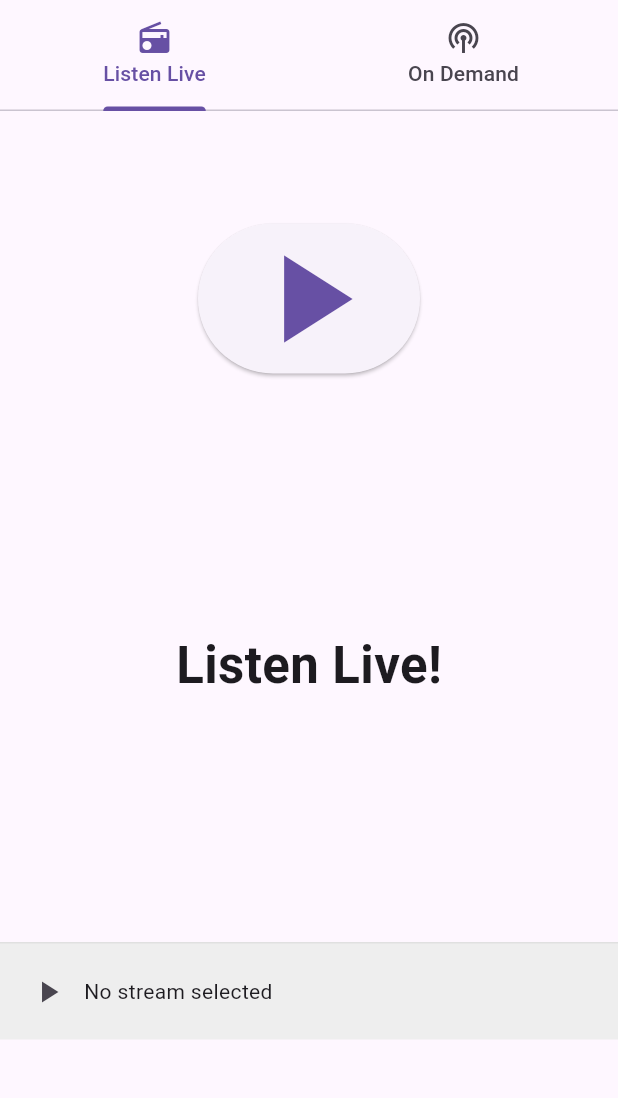
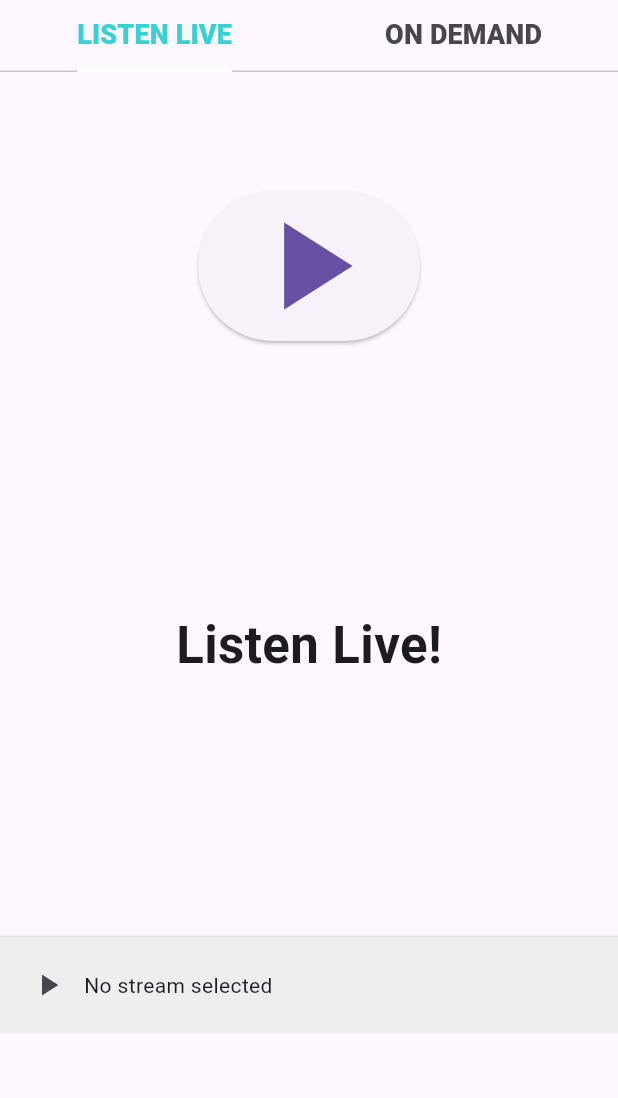
Before and after one commit to CivicTechWR/MidTownRadioApp, a Flutter app: the screen it shows after launch, on a phone screen of 412 x 824 dp, the part 84-1182 px from its top. Run offline on Flutter 3.47's test engine with Material 3 defaults, Android fonts, the light colour scheme and no system bars; our stand-ins replace just_audio; missing offline and left inert: audio_session; generated files the repository leaves out were written again; statements that could not run were skipped.

Commit message:
Make TabBar match mockup
tab labels are now all caps, and their selected/
unselected colors now match the mockup.

```diff
--- a/lib/src/home/view.dart
+++ b/lib/src/home/view.dart
@@ -19,14 +19,18 @@ class HomePage extends StatelessWidget {
         body: Column(
           children: [
             const TabBar(
+              labelColor: Color.fromRGBO(23, 204, 204, 0.867),
+              indicatorColor: Colors.white,
               tabs: [
                 Tab(
-                  icon: Icon(Icons.radio),
-                  text: 'Listen Live'
+                  child: Text("LISTEN LIVE",
+                  style: TextStyle(fontSize: 18,fontWeight: FontWeight.w900),
+                  ),
                 ),
                 Tab(
-                  icon: Icon(Icons.podcasts),
-                  text: 'On Demand'
+                  child: Text("ON DEMAND",
+                  style: TextStyle(fontSize: 18,fontWeight: FontWeight.w900),
+                  ),
                 ),
               ],
             ),
```
